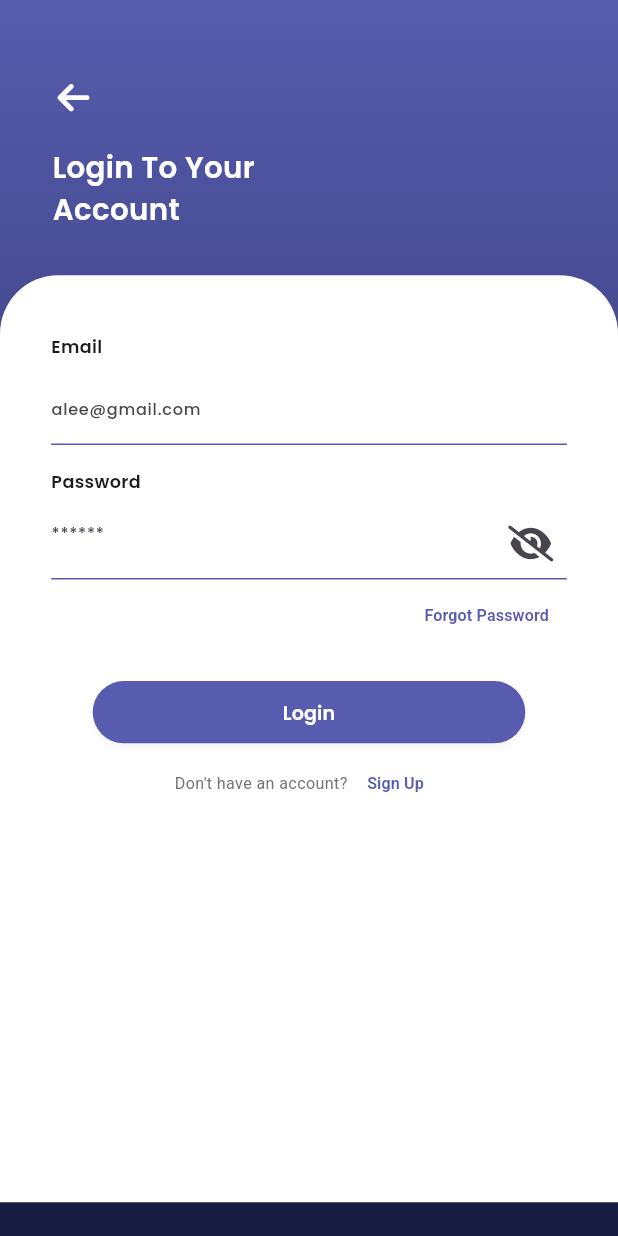
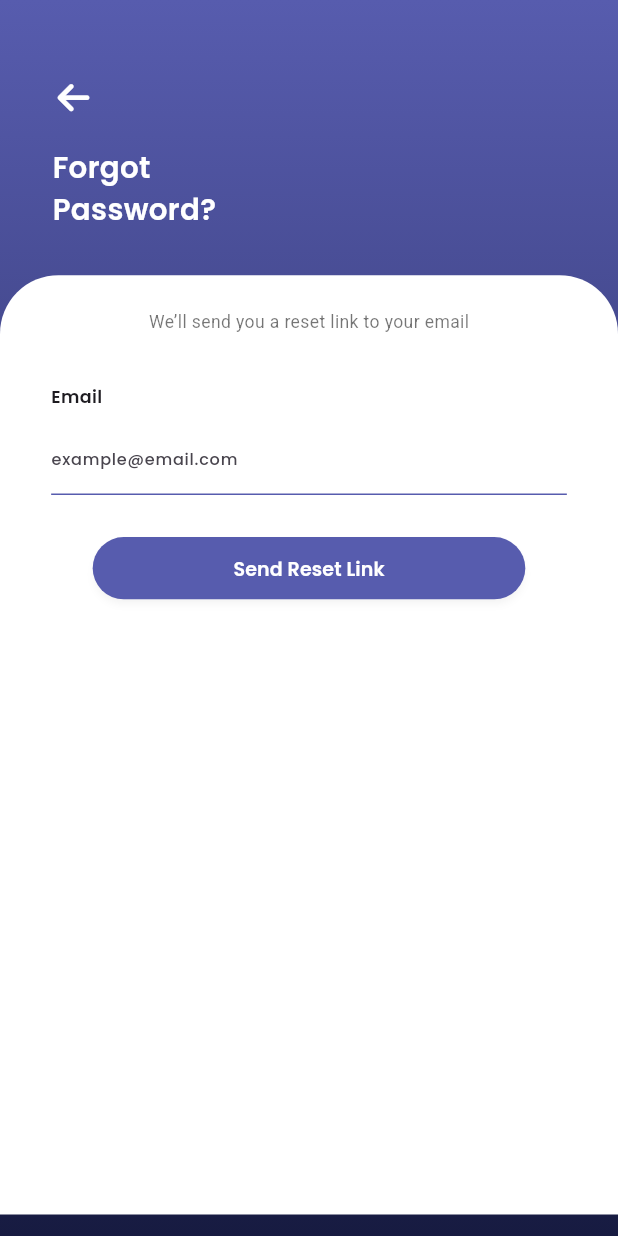
Before and after one commit to AleeXraxa/WorkForce, a Flutter app: the SignUp screen opened directly, after a tap on "Login", after a tap on "Forgot Password", on a phone screen of 412 x 824 dp. Run offline on Flutter 3.47's test engine with Material 3 defaults, Android fonts, the phone set to English and light mode, and no system bars; our stand-ins replace firebase_core, flutter_screenutil, font_awesome_flutter, get, lottie, smooth_page_indicator; accounts and stored records are empty.

Commit message:
forgot pass completed

```diff
--- /dev/null
+++ b/lib/Features/Authentication/View/forgot_pass.dart
@@ -0,0 +1,162 @@
+import 'package:workforce/Core/app_core.dart';
+
+class ForgotPassword extends StatefulWidget {
+  const ForgotPassword({super.key});
+
+  @override
+  State<ForgotPassword> createState() => _ForgotPasswordState();
+}
+
+class _ForgotPasswordState extends State<ForgotPassword>
+    with SingleTickerProviderStateMixin {
+  final authController = Get.find<AuthController>();
+  final _formKey = GlobalKey<FormState>();
+
+  late AnimationController _animationController;
+  late Animation<Offset> _slideAnimation;
+  late Animation<double> _fadeAnimation;
+
+  @override
+  void initState() {
+    super.initState();
+    _animationController = AnimationController(
+      vsync: this,
+      duration: const Duration(milliseconds: 800),
+    );
+
+    _slideAnimation = Tween<Offset>(
+      begin: const Offset(0, 0.2),
+      end: Offset.zero,
+    ).animate(CurvedAnimation(
+      parent: _animationController,
+      curve: Curves.easeOut,
+    ));
+
+    _fadeAnimation = Tween<double>(
+      begin: 0,
+      end: 1,
+    ).animate(CurvedAnimation(
+      parent: _animationController,
+      curve: Curves.easeIn,
+    ));
+
+    _animationController.forward();
+  }
+
+  @override
+  void dispose() {
+    _animationController.dispose();
+    super.dispose();
+  }
+
+  @override
+  Widget build(BuildContext context) {
+    return Scaffold(
+      body: Container(
+        width: double.infinity,
+        height: double.infinity,
+        decoration: const BoxDecoration(
+          gradient: LinearGradient(
+            colors: [
+              AppColors.primaryColor,
+              Color(0xff171b41),
+            ],
+            begin: Alignment.topCenter,
+            end: Alignment.bottomCenter,
+          ),
+        ),
+        child: SingleChildScrollView(
+          child: Column(
+            crossAxisAlignment: CrossAxisAlignment.start,
+            children: [
+              SizedBox(height: 0.05.sh),
+              Padding(
+                padding: const EdgeInsets.only(left: 25),
+                child: IconButton(
+                  onPressed: () => Get.back(),
+                  icon: const FaIcon(
+                    FontAwesomeIcons.arrowLeft,
+                    color: Colors.white,
+                  ),
+                ),
+              ),
+              SizedBox(height: 0.01.sh),
+              Padding(
+                padding: const EdgeInsets.only(bottom: 30, left: 35),
+                child: Text(
+                  'Forgot\nPassword?',
+                  textAlign: TextAlign.left,
+                  style: AppTextStyles.headingW.copyWith(
+                    fontSize: 20.sp,
+                    fontWeight: FontWeight.w600,
+                  ),
+                ),
+              ),
+              Container(
+                width: double.infinity,
+                height: 0.76.sh,
+                decoration: BoxDecoration(
+                  color: Colors.white,
+                  borderRadius: BorderRadius.only(
+                    topLeft: Radius.circular(40.r),
+                    topRight: Radius.circular(40.r),
+                  ),
+                ),
+                child: Padding(
+                  padding: EdgeInsets.symmetric(
+                    horizontal: 24.w,
+                    vertical: 24.h,
+                  ),
+                  child: FadeTransition(
+                    opacity: _fadeAnimation,
+                    child: SlideTransition(
+                      position: _slideAnimation,
+                      child: Form(
+                        key: _formKey,
+                        child: Column(
+                          crossAxisAlignment: CrossAxisAlignment.center,
+                          children: [
+                            Text(
+                              'We’ll send you a reset link to your email',
+                              style: AppTextStyles.subtext.copyWith(
+                                fontSize: 12.sp,
+                                color: Colors.black54,
+                              ),
+                            ),
+                            SizedBox(height: 0.04.sh),
+                            CustomTextField(
+                              controller: authController.emailController,
+                              labelText: 'Email',
+                              hintText: 'example@email.com',
+                              validator: Validators.validateEmail,
+                            ),
+                            SizedBox(height: 0.03.sh),
+                            Center(
+                              child: PrimaryBtn(
+                                text: 'Send Reset Link',
+                                bgColor: AppColors.primaryColor,
+                                textColor: Colors.white,
+                                onTap: () {
+                                  if (_formKey.currentState!.validate()) {
+                                    Get.snackbar(
+                                      'Success',
+                                      'Reset link sent to your email',
+                                    );
+                                  }
+                                },
+                              ),
+                            ),
+                          ],
+                        ),
+                      ),
+                    ),
+                  ),
+                ),
+              ),
+            ],
+          ),
+        ),
+      ),
+    );
+  }
+}
--- a/lib/Features/Authentication/View/login.dart
+++ b/lib/Features/Authentication/View/login.dart
@@ -1,4 +1,5 @@
 import 'package:workforce/Core/app_core.dart';
+import 'package:workforce/Features/Authentication/View/forgot_pass.dart';
 
 class Login extends StatefulWidget {
   const Login({super.key});
@@ -149,7 +150,7 @@ class LoginState extends State<Login> with SingleTickerProviderStateMixin {
                             CustomTextField(
                               controller: authController.emailController,
                               labelText: 'Email',
-                              hintText: 'alee@gmail.com',
+                              hintText: 'example@email.com',
                               validator: Validators.validateEmail,
                             ),
                             SizedBox(height: 0.02.sh),
@@ -168,7 +169,7 @@ class LoginState extends State<Login> with SingleTickerProviderStateMixin {
                             ),
                             TextButton(
                               onPressed: () {
-                                // Navigate to Forgot Password
+                                Get.to(() => ForgotPassword());
                               },
                               child: Text(
                                 'Forgot Password',
--- a/lib/Features/Authentication/View/sign_up.dart
+++ b/lib/Features/Authentication/View/sign_up.dart
@@ -154,7 +154,7 @@ class SignUpState extends State<SignUp> with SingleTickerProviderStateMixin {
                             CustomTextField(
                               controller: authController.emailController,
                               labelText: 'Email',
-                              hintText: 'alee@gmail.com',
+                              hintText: 'example@email.com',
                               validator: Validators.validateEmail,
                             ),
                             SizedBox(height: 0.02.sh),
--- a/lib/shared/Widgets/social_btn.dart
+++ b/lib/shared/Widgets/social_btn.dart
@@ -21,10 +21,10 @@ class SocialBtn extends StatelessWidget {
           elevation: 0,
           backgroundColor: Colors.white,
           shape: RoundedRectangleBorder(
-            borderRadius: BorderRadius.circular(12.r),
+            borderRadius: BorderRadius.circular(35.r),
             side: BorderSide(color: Colors.grey.shade300),
           ),
-          padding: EdgeInsets.symmetric(vertical: 16.h, horizontal: 14.w),
+          padding: EdgeInsets.symmetric(vertical: 14.h, horizontal: 14.w),
         ),
         child: Row(
           mainAxisAlignment: MainAxisAlignment.center,
@@ -39,7 +39,7 @@ class SocialBtn extends StatelessWidget {
               text,
               style: TextStyle(
                 color: Colors.black87,
-                fontSize: 13.sp,
+                fontSize: 12.sp,
                 fontWeight: FontWeight.w600,
                 fontFamily: 'Poppins',
               ),
```
